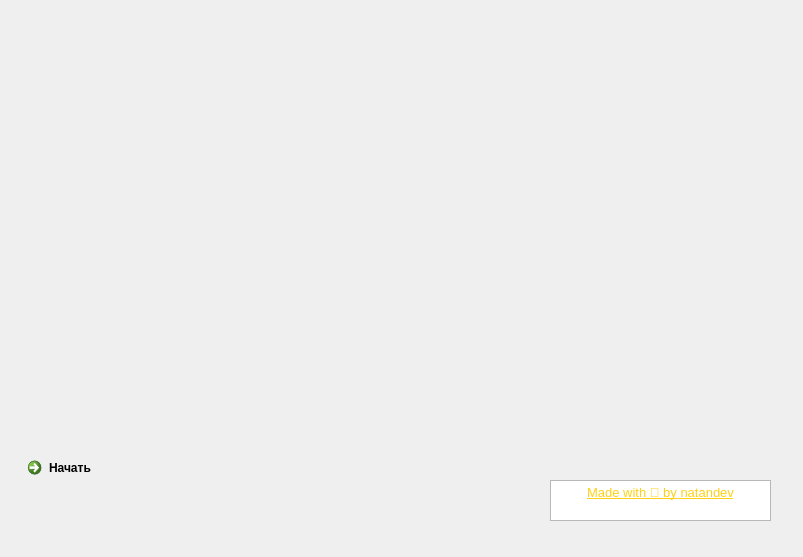
Old version of the form main.ui in the repository Natan7217/screentaker-pyqt.
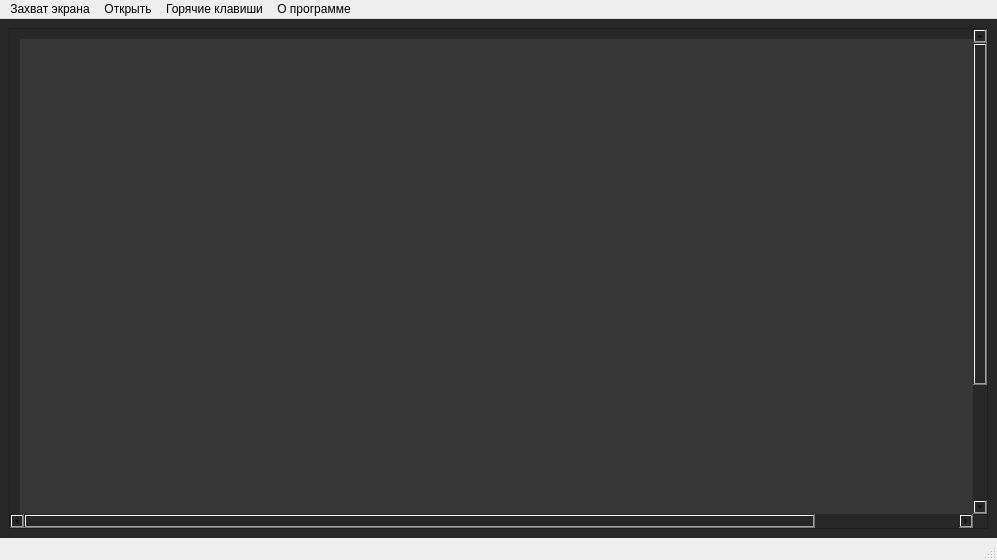
New version of the form.

Diff of the .ui file:
```diff
--- a/main.ui
+++ b/main.ui
@@ -1,62 +1,311 @@
 <?xml version="1.0" encoding="UTF-8"?>
 <ui version="4.0">
- <class>Dialog</class>
- <widget class="QDialog" name="Dialog">
+ <class>MainWindow</class>
+ <widget class="QMainWindow" name="MainWindow">
   <property name="geometry">
    <rect>
     <x>0</x>
     <y>0</y>
-    <width>803</width>
-    <height>557</height>
+    <width>997</width>
+    <height>560</height>
    </rect>
   </property>
+  <property name="minimumSize">
+   <size>
+    <width>995</width>
+    <height>560</height>
+   </size>
+  </property>
   <property name="windowTitle">
    <string>Dialog</string>
   </property>
-  <widget class="QCommandLinkButton" name="commandLinkButton">
-   <property name="geometry">
-    <rect>
-     <x>20</x>
-     <y>450</y>
-     <width>222</width>
-     <height>48</height>
-    </rect>
+  <widget class="QWidget" name="centralwidget">
+   <property name="sizePolicy">
+    <sizepolicy hsizetype="Expanding" vsizetype="Expanding">
+     <horstretch>0</horstretch>
+     <verstretch>0</verstretch>
+    </sizepolicy>
    </property>
-   <property name="text">
-    <string>Начать</string>
+   <property name="styleSheet">
+    <string notr="true">background-color: rgb(39, 39, 39);</string>
    </property>
+   <layout class="QVBoxLayout" name="verticalLayout">
+    <item>
+     <widget class="QScrollArea" name="scrollArea">
+      <property name="styleSheet">
+       <string notr="true">QScrollBar:vertical {
+	border: none;
+    background: rgb(45, 45, 68);
+    width: 14px;
+    margin: 15px 0 15px 0;
+	border-radius: 0px;
+ }
+
+QScrollBar::handle:vertical {	
+	background-color: rgb(80, 80, 122);
+	min-height: 30px;
+	border-radius: 7px;
+}
+QScrollBar::handle:vertical:hover{	
+	background-color: rgb(255, 0, 127);
+}
+QScrollBar::handle:vertical:pressed {	
+	background-color: rgb(185, 0, 92);
+}
+
+QScrollBar::sub-line:vertical {
+	border: none;
+	background-color: rgb(59, 59, 90);
+	height: 15px;
+	border-top-left-radius: 7px;
+	border-top-right-radius: 7px;
+	subcontrol-position: top;
+	subcontrol-origin: margin;
+}
+QScrollBar::sub-line:vertical:hover {	
+	background-color: rgb(255, 0, 127);
+}
+QScrollBar::sub-line:vertical:pressed {	
+	background-color: rgb(185, 0, 92);
+}
+
+QScrollBar::add-line:vertical {
+	border: none;
+	background-color: rgb(59, 59, 90);
+	height: 15px;
+	border-bottom-left-radius: 7px;
+	border-bottom-right-radius: 7px;
+	subcontrol-position: bottom;
+	subcontrol-origin: margin;
+}
+QScrollBar::add-line:vertical:hover {	
+	background-color: rgb(255, 0, 127);
+}
+QScrollBar::add-line:vertical:pressed {	
+	background-color: rgb(185, 0, 92);
+}
+
+QScrollBar::up-arrow:vertical, QScrollBar::down-arrow:vertical {
+	background: none;
+}
+QScrollBar::add-page:vertical, QScrollBar::sub-page:vertical {
+	background: none;
+}
+
+
+
+QScrollBar:horizontal {
+    border: none;
+    background: rgb(45, 45, 68);
+    height: 14px;
+    margin: 0 15px 0 15px;
+    border-radius: 0px;
+}
+
+QScrollBar::handle:horizontal {
+    background-color: rgb(80, 80, 122);
+    min-height: 30px;
+    border-radius: 7px;
+}
+QScrollBar::handle:horizontal:hover {
+    background-color: rgb(255, 0, 127);
+}
+QScrollBar::handle:horizontal:pressed {
+    background-color: rgb(185, 0, 92);
+}
+
+QScrollBar::add-line:horizontal {
+    border: none;
+    background-color: rgb(59, 59, 90);
+    width: 15px;
+    border-top-right-radius: 7px;
+    border-bottom-right-radius: 7px;
+    subcontrol-position: right;
+    subcontrol-origin: margin;
+}
+
+QScrollBar::add-line:horizontal:hover {
+    background-color: rgb(255, 0, 127);
+}
+QScrollBar::add-line:horizontal:pressed {
+    background-color: rgb(185, 0, 92);
+}
+
+QScrollBar::sub-line:horizontal {
+    border: none;
+    background-color: rgb(59, 59, 90);
+    width: 15px;
+    border-top-left-radius: 7px;
+    border-bottom-left-radius: 7px;
+    subcontrol-position: left;
+    subcontrol-origin: margin;
+}
+
+
+QScrollBar::sub-line:horizontal:hover {
+    background-color: rgb(255, 0, 127);
+}
+QScrollBar::sub-line:horizontal:pressed {
+    background-color: rgb(185, 0, 92);
+}
+
+QScrollBar::up-arrow:horizontal, QScrollBar::down-arrow:horizontal {
+    background: none;
+}
+
+QScrollBar::add-page:horizontal, QScrollBar::sub-page:horizontal {
+    background: none;
+}</string>
+      </property>
+      <property name="widgetResizable">
+       <bool>true</bool>
+      </property>
+      <widget class="QWidget" name="scrollAreaWidgetContents">
+       <property name="geometry">
+        <rect>
+         <x>0</x>
+         <y>0</y>
+         <width>1142</width>
+         <height>652</height>
+        </rect>
+       </property>
+       <layout class="QVBoxLayout" name="verticalLayout_2">
+        <item>
+         <widget class="QFrame" name="frame">
+          <property name="minimumSize">
+           <size>
+            <width>1120</width>
+            <height>630</height>
+           </size>
+          </property>
+          <property name="styleSheet">
+           <string notr="true">background-color: rgb(54, 54, 54);</string>
+          </property>
+          <property name="frameShape">
+           <enum>QFrame::StyledPanel</enum>
+          </property>
+          <property name="frameShadow">
+           <enum>QFrame::Raised</enum>
+          </property>
+         </widget>
+        </item>
+       </layout>
+      </widget>
+     </widget>
+    </item>
+   </layout>
   </widget>
-  <widget class="QTextBrowser" name="textBrowser">
+  <widget class="QMenuBar" name="menubar">
    <property name="geometry">
     <rect>
-     <x>550</x>
-     <y>480</y>
-     <width>221</width>
-     <height>41</height>
+     <x>0</x>
+     <y>0</y>
+     <width>997</width>
+     <height>26</height>
     </rect>
    </property>
-   <property name="font">
-    <font>
-     <underline>false</underline>
-    </font>
-   </property>
-   <property name="toolTipDuration">
-    <number>1</number>
-   </property>
-   <property name="html">
-    <string>&lt;!DOCTYPE HTML PUBLIC &quot;-//W3C//DTD HTML 4.0//EN&quot; &quot;http://www.w3.org/TR/REC-html40/strict.dtd&quot;&gt;
-&lt;html&gt;&lt;head&gt;&lt;meta name=&quot;qrichtext&quot; content=&quot;1&quot; /&gt;&lt;style type=&quot;text/css&quot;&gt;
-p, li { white-space: pre-wrap; }
-&lt;/style&gt;&lt;/head&gt;&lt;body style=&quot; font-family:'MS Shell Dlg 2'; font-size:7.8pt; font-weight:400; font-style:normal;&quot;&gt;
-&lt;p align=&quot;center&quot; style=&quot; margin-top:0px; margin-bottom:0px; margin-left:0px; margin-right:0px; -qt-block-indent:0; text-indent:0px;&quot;&gt;&lt;a href=&quot;https://github.com/Natan7217&quot;&gt;&lt;span style=&quot; font-size:10pt; text-decoration: underline; color:#ffd015;&quot;&gt;Made with 💖 by natandev&lt;/span&gt;&lt;/a&gt;&lt;/p&gt;&lt;/body&gt;&lt;/html&gt;</string>
-   </property>
-   <property name="textInteractionFlags">
-    <set>Qt::LinksAccessibleByKeyboard|Qt::LinksAccessibleByMouse</set>
-   </property>
-   <property name="openExternalLinks">
+   <property name="nativeMenuBar">
     <bool>true</bool>
    </property>
+   <widget class="QMenu" name="menu">
+    <property name="title">
+     <string>Захват экрана</string>
+    </property>
+    <widget class="QMenu" name="menu_2">
+     <property name="title">
+      <string>Задержка скриншота</string>
+     </property>
+     <addaction name="action_7"/>
+     <addaction name="action1"/>
+     <addaction name="action3"/>
+     <addaction name="action5"/>
+     <addaction name="separator"/>
+     <addaction name="action_8"/>
+    </widget>
+    <addaction name="action"/>
+    <addaction name="action_2"/>
+    <addaction name="action_3"/>
+    <addaction name="action_4"/>
+    <addaction name="menu_2"/>
+   </widget>
+   <widget class="QMenu" name="menu_3">
+    <property name="title">
+     <string>Открыть</string>
+    </property>
+    <addaction name="action_10"/>
+    <addaction name="action_11"/>
+   </widget>
+   <widget class="QMenu" name="about_program">
+    <property name="title">
+     <string>О программе</string>
+    </property>
+   </widget>
+   <widget class="QMenu" name="menu_5">
+    <property name="title">
+     <string>Горячие клавиши</string>
+    </property>
+   </widget>
+   <addaction name="menu"/>
+   <addaction name="menu_3"/>
+   <addaction name="menu_5"/>
+   <addaction name="about_program"/>
   </widget>
+  <widget class="QStatusBar" name="statusbar"/>
+  <action name="action">
+   <property name="text">
+    <string>Весь экран</string>
+   </property>
+  </action>
+  <action name="action_2">
+   <property name="text">
+    <string>Окно</string>
+   </property>
+  </action>
+  <action name="action_3">
+   <property name="text">
+    <string>Область</string>
+   </property>
+  </action>
+  <action name="action_4">
+   <property name="text">
+    <string>Запись экрана</string>
+   </property>
+  </action>
+  <action name="action_7">
+   <property name="text">
+    <string>Без задержки</string>
+   </property>
+  </action>
+  <action name="action1">
+   <property name="text">
+    <string>1 секунда</string>
+   </property>
+  </action>
+  <action name="action3">
+   <property name="text">
+    <string>3 секунды</string>
+   </property>
+  </action>
+  <action name="action5">
+   <property name="text">
+    <string>5 секунд</string>
+   </property>
+  </action>
+  <action name="action_8">
+   <property name="text">
+    <string>Произвольное количество</string>
+   </property>
+  </action>
+  <action name="action_10">
+   <property name="text">
+    <string>Папку скриншотов</string>
+   </property>
+  </action>
+  <action name="action_11">
+   <property name="text">
+    <string>Историю</string>
+   </property>
+  </action>
  </widget>
  <resources/>
  <connections/>
```
Left out of the diff: 2 changed lines with no effect on the pictures.
